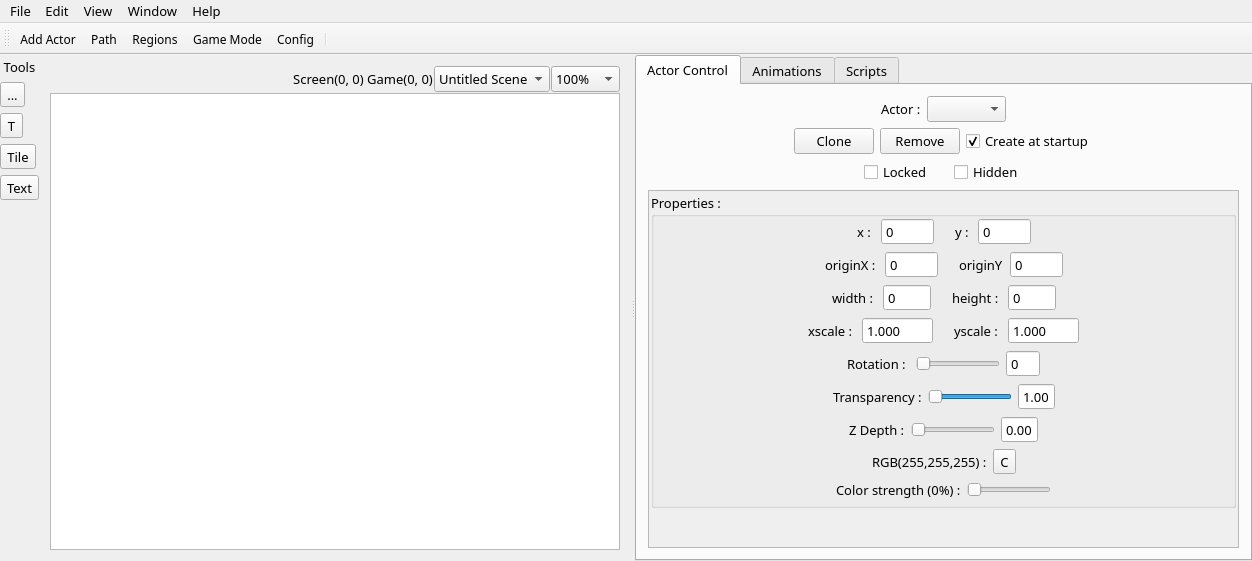
Qt form qgameeditor.ui (Epsilon-K/QGameEditor) before a commit.
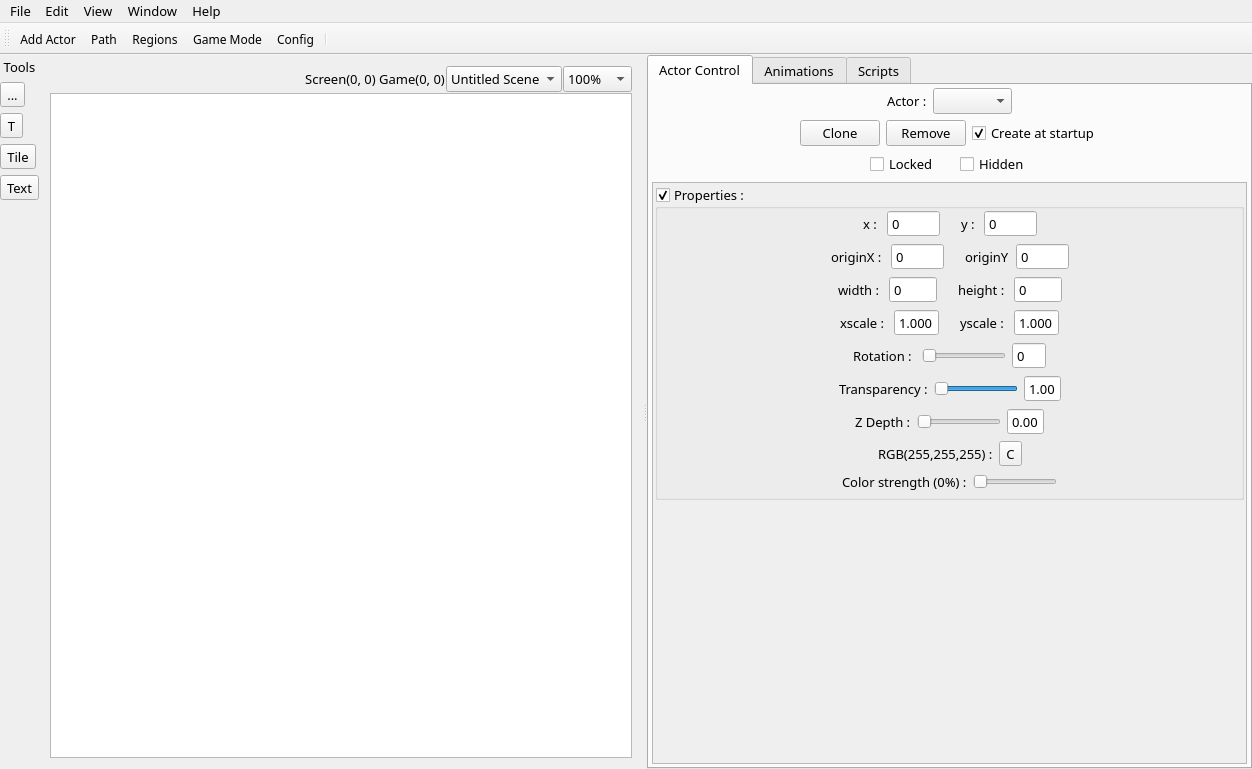
The same form after that commit. Icons and pictures are not drawn. Custom widgets are drawn as their Qt base class.

Diff of the .ui file:
```diff
--- a/qgameeditor.ui
+++ b/qgameeditor.ui
@@ -7,7 +7,7 @@
     <x>0</x>
     <y>0</y>
     <width>1252</width>
-    <height>561</height>
+    <height>769</height>
    </rect>
   </property>
   <property name="font">
@@ -267,6 +267,18 @@
          <string>Actor Control</string>
         </attribute>
         <layout class="QVBoxLayout" name="verticalLayout">
+         <property name="leftMargin">
+          <number>3</number>
+         </property>
+         <property name="topMargin">
+          <number>3</number>
+         </property>
+         <property name="rightMargin">
+          <number>3</number>
+         </property>
+         <property name="bottomMargin">
+          <number>3</number>
+         </property>
          <item>
           <layout class="QHBoxLayout" name="horizontalLayout_3">
            <item>
@@ -447,8 +459,8 @@
              <rect>
               <x>0</x>
               <y>0</y>
-              <width>613</width>
-              <height>356</height>
+              <width>625</width>
+              <height>576</height>
              </rect>
             </property>
             <layout class="QVBoxLayout" name="verticalLayout_4">
@@ -469,6 +481,9 @@
                <property name="title">
                 <string>Properties :</string>
                </property>
+               <property name="checkable">
+                <bool>true</bool>
+               </property>
                <layout class="QVBoxLayout" name="verticalLayout_2">
                 <property name="leftMargin">
                  <number>1</number>
@@ -764,6 +779,12 @@
                   </item>
                   <item>
                    <widget class="QDoubleSpinBox" name="actorXScaleDoubleSpinBox">
+                    <property name="maximumSize">
+                     <size>
+                      <width>45</width>
+                      <height>16777215</height>
+                     </size>
+                    </property>
                     <property name="buttonSymbols">
                      <enum>QAbstractSpinBox::NoButtons</enum>
                     </property>
@@ -809,6 +830,12 @@
                   </item>
                   <item>
                    <widget class="QDoubleSpinBox" name="actorYScaleDoubleSpinBox">
+                    <property name="maximumSize">
+                     <size>
+                      <width>45</width>
+                      <height>16777215</height>
+                     </size>
+                    </property>
                     <property name="buttonSymbols">
                      <enum>QAbstractSpinBox::NoButtons</enum>
                     </property>
```
Left out of the diff: 4 changed lines with no effect on the pictures.
